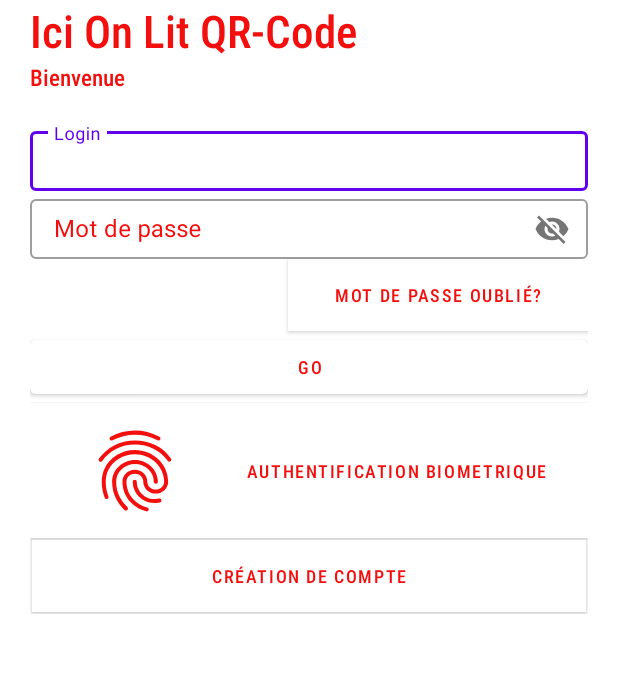
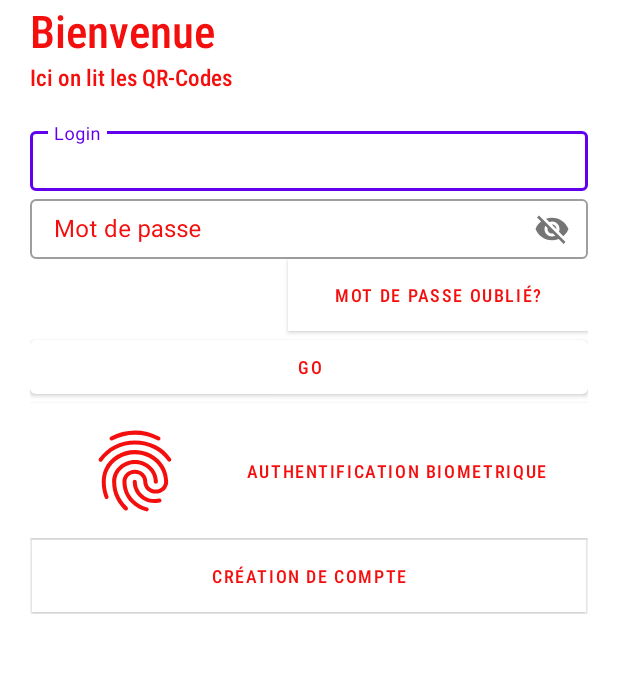
Before and after one commit to lyly199/Gitdemo, an Android app: the screen it shows after launch (Login_screen), on a phone screen of 412 x 824 dp, the part 197-870 px from its top. Run offline under Robolectric (Android 15) with nearby library versions, the phone set to English and light mode, and no system bars.

Commit message:
Recuperartion ecran login

```diff
--- a/app/src/main/java/fr/example/qrcode2/Login_screen.java
+++ b/app/src/main/java/fr/example/qrcode2/Login_screen.java
@@ -31,6 +31,16 @@ public class Login_screen extends AppCompatActivity {
             switch (biometricManager.canAuthenticate()){
                 case androidx.biometric.BiometricManager.BIOMETRIC_SUCCESS:              //accès OK
                     msg_txt.setText("Connexion Biométrique activée");
+
+                    setContentView(R.layout.activity_login_screen);
+                    button = (Button) findViewById(R.id.login_magic);
+                    button.setOnClickListener(new View.OnClickListener() {
+                        @Override
+                        public void onClick(View v) {
+                            openNewActivity();
+                        }
+                    });
+
                     break;
 
                 case androidx.biometric.BiometricManager.BIOMETRIC_ERROR_NO_HARDWARE:     // de matériel
@@ -89,7 +99,7 @@ public class Login_screen extends AppCompatActivity {
 
             androidx.biometric.BiometricPrompt.PromptInfo promptInfo = new BiometricPrompt.PromptInfo.Builder()
                     .setTitle("Login")
-                    .setDescription("User your fingerprint tocall  login to your app")
+                    .setDescription("User your fingerprint to call  login to your app")
                     .setNegativeButtonText("cancel")
                     .build();
 
@@ -101,14 +111,14 @@ public class Login_screen extends AppCompatActivity {
             });
 
         //super.onCreate(savedInstanceState);
-        setContentView(R.layout.activity_login_screen);
-        button = (Button) findViewById(R.id.login_magic);
-        button.setOnClickListener(new View.OnClickListener() {
-            @Override
-            public void onClick(View v) {
-                openNewActivity();
-            }
-        });
+//        setContentView(R.layout.activity_login_screen);
+//        button = (Button) findViewById(R.id.login_magic);
+//        button.setOnClickListener(new View.OnClickListener() {
+//            @Override
+//            public void onClick(View v) {
+//                openNewActivity();
+//            }
+//        });
     }
     public void openNewActivity(){
         Intent intent = new Intent(this, MainActivity.class);
--- a/app/src/main/res/values/strings.xml
+++ b/app/src/main/res/values/strings.xml
@@ -1,7 +1,7 @@
 <resources>
     <string name="app_name">Hong Lee</string>
     <string name="main_welcom">Bienvenue</string>
-    <string name="login_hello">Ici On Lit QR-Code </string>
+    <string name="login_hello">Bienvenue</string>
     <string name="login_msg">Connectez-vous</string>
     <string name="login_new_user">Création de compte</string>
     <string name="login_new_mdp">Mot de passe oublié?</string>
@@ -10,7 +10,7 @@
     <string name="login_mdp">Mot de passe</string>
     <string name="Full_name">Nom entier</string>
     <string name="Username">Nom entier</string>
-    <string name="sign_welcom">Bienvenue</string>
+    <string name="sign_welcom">Ici on lit les QR-Codes</string>
     <string name="Button_go">GO</string>
     <string name="Logo">Logo societe</string>
     <string name="Finger_msg_ok">Connexion biométrique activée</string>
```
